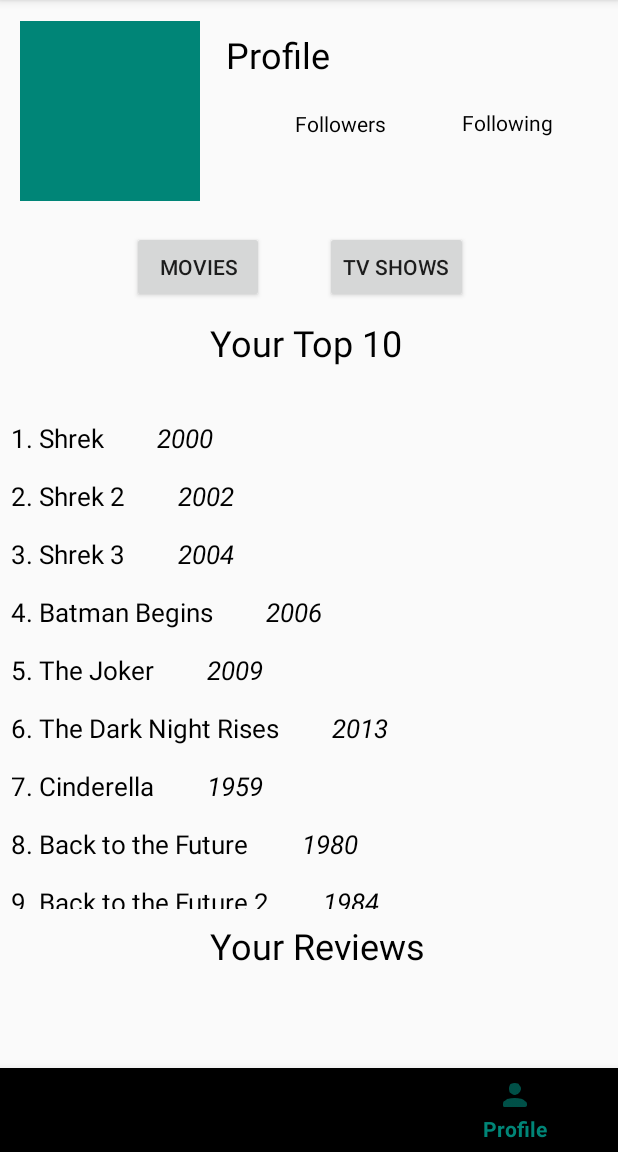
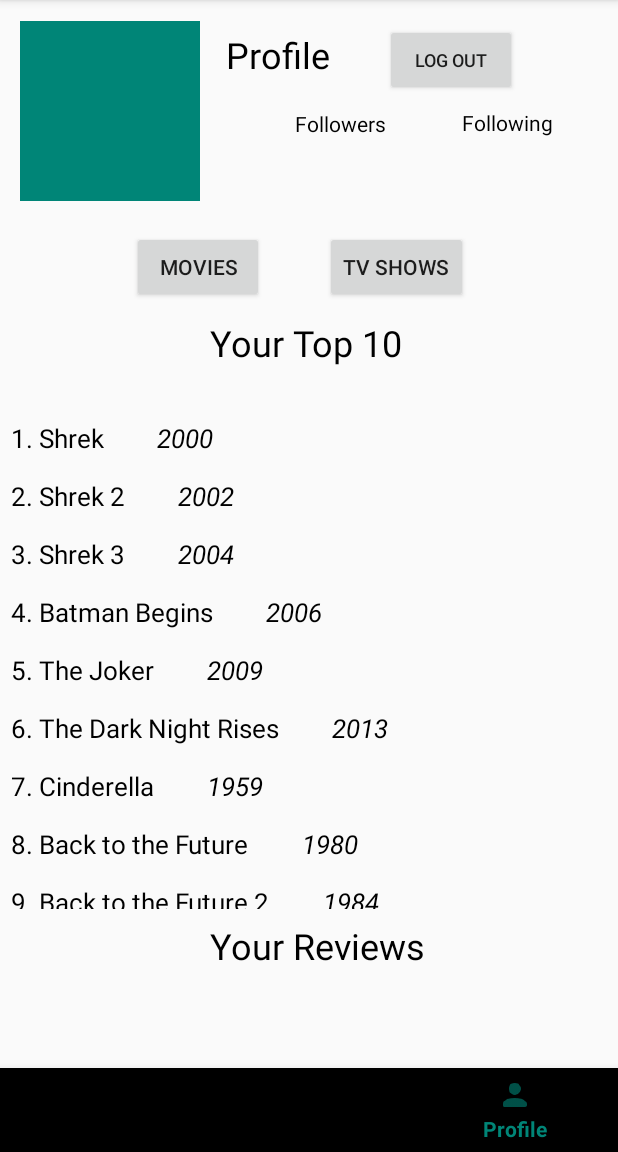
Before and after one commit to jonahperna123/TOFinalProject, an Android app: the ViewProfileActivity screen opened directly, with no data from a screen before it, on a phone screen of 412 x 824 dp, the part 84-1236 px from its top. Run offline under Robolectric (Android 15) with nearby library versions, the phone set to English and light mode, and no system bars; our stand-ins replace Firebase (no records; nobody signed in at launch, a user with empty details on screens opened directly); 2 statements that could not run were skipped.

Commit message:
Added logout button and moved testuser to its own node

```diff
--- a/app/src/main/java/com/example/tofinalproject/User.java
+++ b/app/src/main/java/com/example/tofinalproject/User.java
@@ -23,8 +23,8 @@ public class User {
         this.email = email;
         this.followers = new ArrayList<String>();
         this.following = new ArrayList<String>();
-        this.numFollowing = 12;
-        this.numFollowers = 16;
+        this.numFollowing = 0;
+        this.numFollowers = 0;
         this.phoneNumber = new String ();
     }
 }
--- a/app/src/main/java/com/example/tofinalproject/ViewProfileActivity.java
+++ b/app/src/main/java/com/example/tofinalproject/ViewProfileActivity.java
@@ -17,6 +17,7 @@ import android.widget.Button;
 import android.widget.TextView;
 
 import com.google.android.material.bottomnavigation.BottomNavigationView;
+import com.google.firebase.auth.FirebaseAuth;
 import com.google.firebase.database.DataSnapshot;
 import com.google.firebase.database.DatabaseError;
 import com.google.firebase.database.DatabaseReference;
@@ -27,7 +28,9 @@ import java.util.ArrayList;
 
 public class ViewProfileActivity extends AppCompatActivity implements View.OnClickListener, BottomNavigationView.OnNavigationItemSelectedListener {
 
-    Button buttonViewTvShows, buttonViewMovies;
+    private FirebaseAuth firebaseAuth;
+
+    Button buttonViewTvShows, buttonViewMovies, buttonLogout;
     TextView textViewFollowers, textViewFollowing;
     BottomNavigationView nav;
 
@@ -40,6 +43,8 @@ public class ViewProfileActivity extends AppCompatActivity implements View.OnCli
         super.onCreate(savedInstanceState);
         setContentView(R.layout.activity_view_profile);
 
+        firebaseAuth = FirebaseAuth.getInstance();
+
         nav = findViewById(R.id.nav_ViewProfileActivity);
         // select Profile as the checked item
         nav.setSelectedItemId(R.id.profile_BottomNavBar);
@@ -47,12 +52,14 @@ public class ViewProfileActivity extends AppCompatActivity implements View.OnCli
 
         buttonViewTvShows = findViewById(R.id.buttonViewTVShows);
         buttonViewMovies = findViewById(R.id.buttonViewMovies);
+        buttonLogout = findViewById(R.id.buttonLogout);
 
         textViewFollowers = findViewById(R.id.textViewFollowersView);
         textViewFollowing = findViewById(R.id.textViewFollowingView);
 
         buttonViewMovies.setOnClickListener(this);
         buttonViewTvShows.setOnClickListener(this);
+        buttonLogout.setOnClickListener(this);
 
         setTestInformation();
         getUserInformation();
@@ -64,7 +71,7 @@ public class ViewProfileActivity extends AppCompatActivity implements View.OnCli
 
     public void getUserInformation(){
         FirebaseDatabase database = FirebaseDatabase.getInstance();
-        DatabaseReference myRef = database.getReference("user");
+        DatabaseReference myRef = database.getReference("user/testuser");
 
         // Read from the database
         myRef.addValueEventListener(new ValueEventListener() {
@@ -166,6 +173,10 @@ public class ViewProfileActivity extends AppCompatActivity implements View.OnCli
             setMovieList();
         } else if (view == buttonViewTvShows) {
             setTvShowList();
+        } else if (view == buttonLogout) {
+            firebaseAuth.signOut();
+            Intent logout = new Intent(this, loginActivity.class);
+            startActivity(logout);
         }
 
     }
@@ -176,7 +187,7 @@ public class ViewProfileActivity extends AppCompatActivity implements View.OnCli
         //set Movie  test information
 
         FirebaseDatabase database = FirebaseDatabase.getInstance();
-        DatabaseReference myRef = database.getReference("user");
+        DatabaseReference myRef = database.getReference("user/testuser");
 
 
         String firstName = "Test";
--- a/app/src/main/res/layout/activity_view_profile.xml
+++ b/app/src/main/res/layout/activity_view_profile.xml
@@ -154,6 +154,21 @@
             app:layout_constraintStart_toStartOf="parent"
             app:layout_constraintTop_toTopOf="parent"
             tools:srcCompat="@tools:sample/avatars" />
+
+        <Button
+            android:id="@+id/buttonLogout"
+            android:layout_width="wrap_content"
+            android:layout_height="wrap_content"
+            android:layout_marginStart="27dp"
+            android:layout_marginTop="16dp"
+            android:layout_marginEnd="58dp"
+            android:layout_marginBottom="8dp"
+            android:text="Log Out"
+            android:textSize="12sp"
+            app:layout_constraintBottom_toTopOf="@+id/textViewFollowing"
+            app:layout_constraintEnd_toEndOf="parent"
+            app:layout_constraintStart_toEndOf="@+id/textViewProfileHeader"
+            app:layout_constraintTop_toTopOf="parent" />
     </androidx.constraintlayout.widget.ConstraintLayout>
 
     <com.google.android.material.bottomnavigation.BottomNavigationView
```
